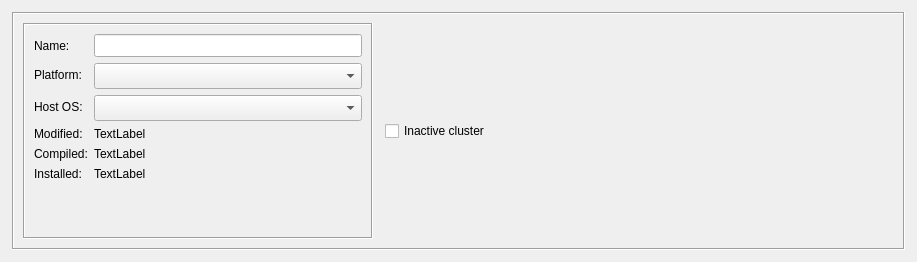
Qt form src/libgui/clusterdialog_q.ui (fwbuilder/fwbuilder) before a commit.
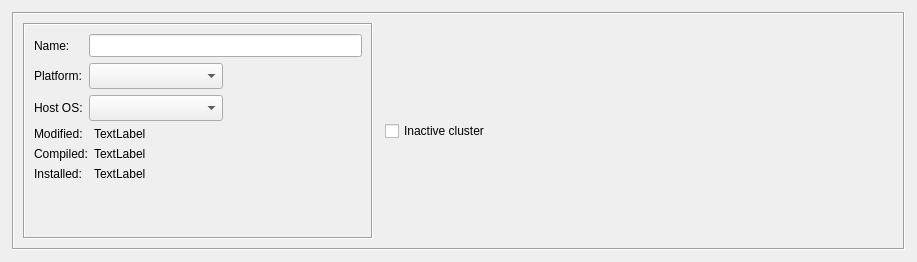
The same form after that commit. Custom widgets are drawn as their Qt base class.

Commit message: see #2536 avoiding FormLayout since it seems to be broken in older Qt

```diff
--- a/src/libgui/clusterdialog_q.ui
+++ b/src/libgui/clusterdialog_q.ui
@@ -64,7 +64,7 @@
         <property name="frameShadow">
          <enum>QFrame::Sunken</enum>
         </property>
-        <layout class="QFormLayout" name="formLayout">
+        <layout class="QGridLayout" name="gridLayout_3">
          <item row="0" column="0">
           <widget class="QLabel" name="textLabel1_4_2">
            <property name="sizePolicy">
@@ -87,7 +87,7 @@
            </property>
           </widget>
          </item>
-         <item row="0" column="1">
+         <item row="0" column="1" colspan="2">
           <widget class="QLineEdit" name="obj_name">
            <property name="sizePolicy">
             <sizepolicy hsizetype="Preferred" vsizetype="Fixed">
@@ -141,6 +141,19 @@
            </property>
           </widget>
          </item>
+         <item row="1" column="2">
+          <spacer name="horizontalSpacer">
+           <property name="orientation">
+            <enum>Qt::Horizontal</enum>
+           </property>
+           <property name="sizeHint" stdset="0">
+            <size>
+             <width>129</width>
+             <height>20</height>
+            </size>
+           </property>
+          </spacer>
+         </item>
          <item row="2" column="0">
           <widget class="QLabel" name="textLabel2_3_2_2">
            <property name="sizePolicy">
@@ -179,14 +192,16 @@
            </property>
           </widget>
          </item>
-         <item row="3" column="0">
+         <item row="3" column="0" colspan="3">
+          <layout class="QGridLayout" name="gridLayout_2">
+           <item row="0" column="0">
           <widget class="QLabel" name="label">
            <property name="text">
             <string>Modified:</string>
            </property>
           </widget>
          </item>
-         <item row="3" column="1">
+           <item row="0" column="1">
           <widget class="QLabel" name="last_modified">
            <property name="sizePolicy">
             <sizepolicy hsizetype="Expanding" vsizetype="Preferred">
@@ -199,14 +214,14 @@
            </property>
           </widget>
          </item>
-         <item row="4" column="0">
+           <item row="1" column="0">
           <widget class="QLabel" name="label_2">
            <property name="text">
             <string>Compiled:</string>
            </property>
           </widget>
          </item>
-         <item row="4" column="1">
+           <item row="1" column="1">
           <widget class="QLabel" name="last_compiled">
            <property name="sizePolicy">
             <sizepolicy hsizetype="Expanding" vsizetype="Preferred">
@@ -219,14 +234,14 @@
            </property>
           </widget>
          </item>
-         <item row="5" column="0">
+           <item row="2" column="0">
           <widget class="QLabel" name="label_3">
            <property name="text">
             <string>Installed:</string>
            </property>
           </widget>
          </item>
-         <item row="5" column="1">
+           <item row="2" column="1">
           <widget class="QLabel" name="last_installed">
            <property name="sizePolicy">
             <sizepolicy hsizetype="Expanding" vsizetype="Preferred">
@@ -238,6 +253,21 @@
             <string>TextLabel</string>
            </property>
           </widget>
+           </item>
+          </layout>
+         </item>
+         <item row="4" column="1">
+          <spacer name="verticalSpacer">
+           <property name="orientation">
+            <enum>Qt::Vertical</enum>
+           </property>
+           <property name="sizeHint" stdset="0">
+            <size>
+             <width>20</width>
+             <height>34</height>
+            </size>
+           </property>
+          </spacer>
          </item>
         </layout>
        </widget>
```
Lines whose indentation alone changed are shown as unchanged. The commit also changes 19 other files.
